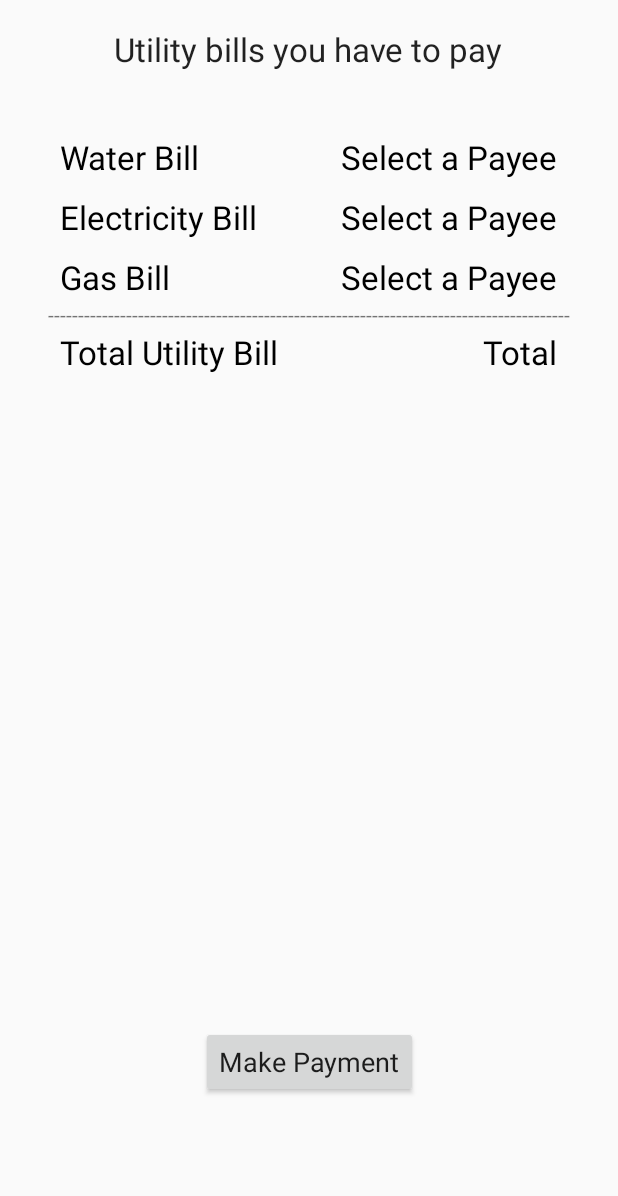
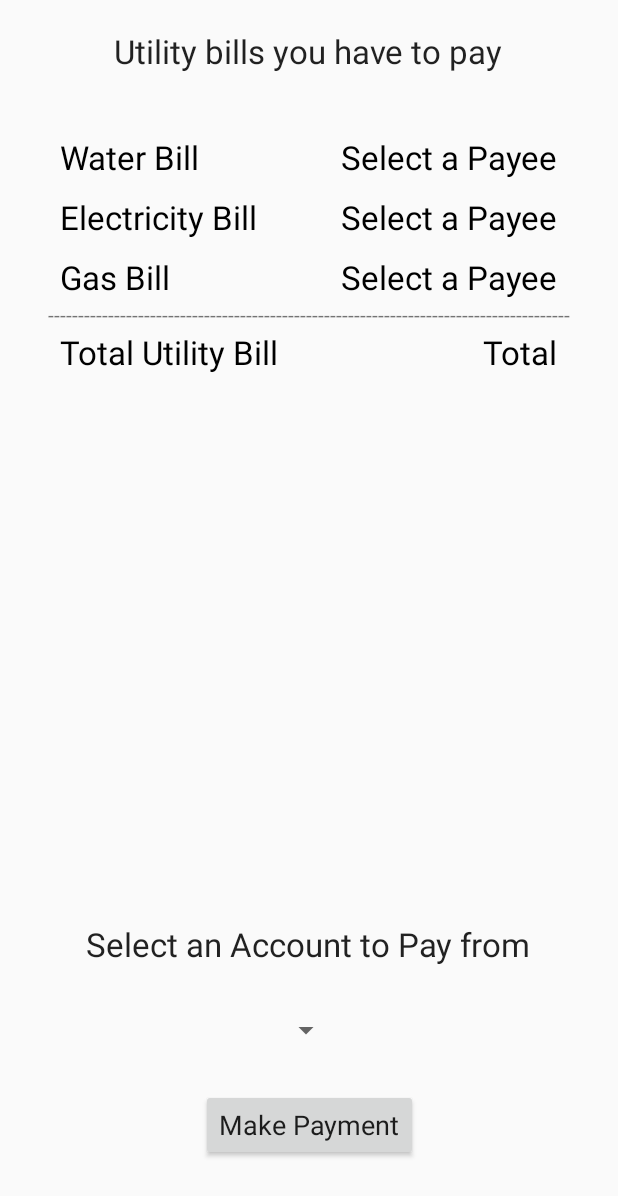
Before and after one commit to Zzeongyx2/bankingSystem, an Android app: the layout fragment_utilitycheck.xml on its own in the app's theme, with its tools: preview values and no code run, on a phone screen of 412 x 824 dp. Shown: the top 1196 px of the screen. Run offline under Robolectric (Android 15) with nearby library versions, the phone set to English and light mode, and no system bars.

Commit message:
utility bill complete
ㅎㅎ

```diff
--- a/app/src/main/res/layout/fragment_utilitycheck.xml
+++ b/app/src/main/res/layout/fragment_utilitycheck.xml
@@ -6,13 +6,40 @@
     android:layout_height="match_parent"
     tools:context=".UtilityCheckFragment">
 
+    <Spinner
+        android:id="@+id/select_acc"
+        android:layout_width="wrap_content"
+        android:layout_height="wrap_content"
+        android:layout_marginStart="8dp"
+        android:layout_marginEnd="8dp"
+        android:layout_marginBottom="125dp"
+        app:layout_constraintBottom_toBottomOf="parent"
+        app:layout_constraintEnd_toEndOf="parent"
+        app:layout_constraintHorizontal_bias="0.495"
+        app:layout_constraintStart_toStartOf="parent" />
+
+    <TextView
+        android:id="@+id/txt_select_acc_pay2"
+        android:layout_width="wrap_content"
+        android:layout_height="wrap_content"
+        android:layout_marginStart="8dp"
+        android:layout_marginEnd="8dp"
+        android:layout_marginBottom="180dp"
+        android:text="@string/select_acc_pay_from"
+        android:textAppearance="@android:style/TextAppearance.Holo.Medium"
+        android:textSize="22sp"
+        app:layout_constraintBottom_toBottomOf="parent"
+        app:layout_constraintEnd_toEndOf="parent"
+        app:layout_constraintHorizontal_bias="0.494"
+        app:layout_constraintStart_toStartOf="parent" />
+
     <Button
         android:id="@+id/btn_make_payment"
         android:layout_width="wrap_content"
         android:layout_height="wrap_content"
         android:layout_marginStart="8dp"
         android:layout_marginEnd="8dp"
-        android:layout_marginBottom="92dp"
+        android:layout_marginBottom="50dp"
         android:text="@string/make_payment_btn_msg"
         android:textAppearance="@android:style/TextAppearance.Holo.Medium"
         app:layout_constraintBottom_toBottomOf="parent"
```
Also changed, not shown: app/src/main/java/com/example/bankingsystem/UtilityCheckFragment.java (+58 -22 lines).
